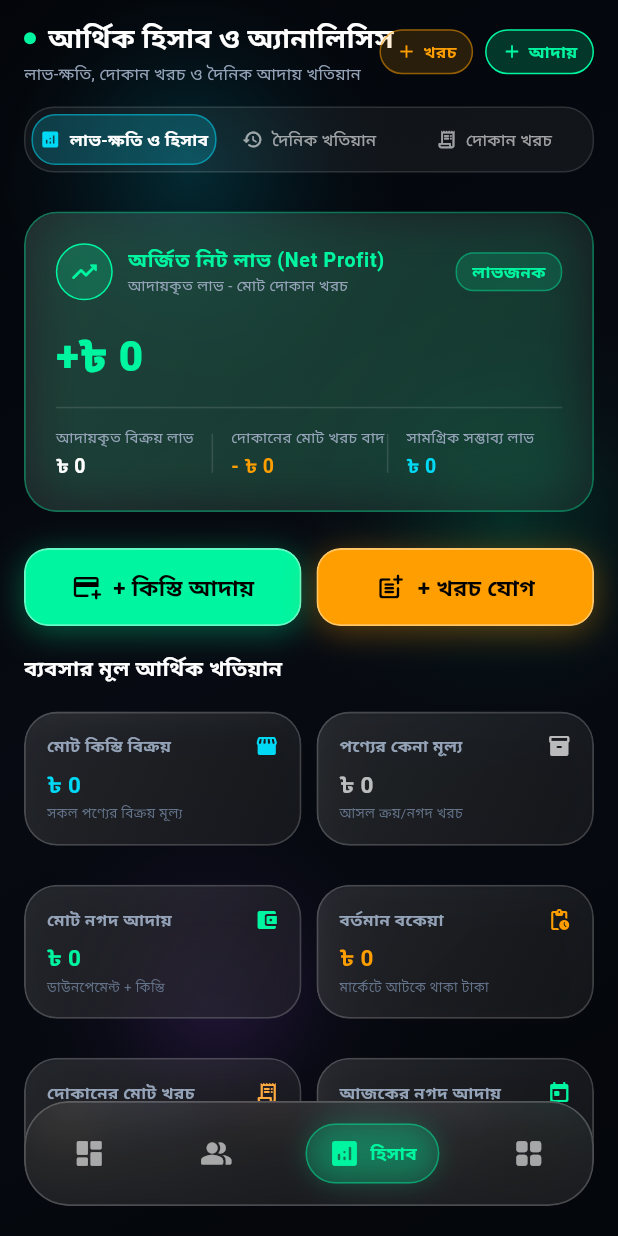
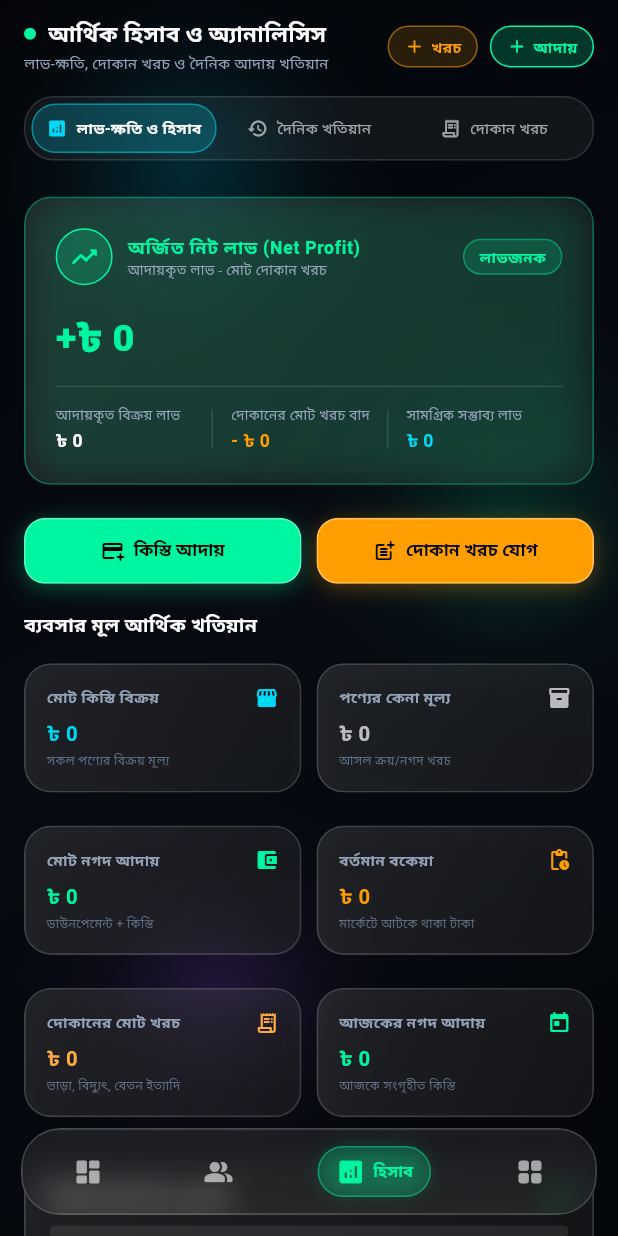
Before and after one commit to shahin0964/Kisti, a Flutter app: the screen it shows after launch, item 3 of the bottom bar chosen, on a phone screen of 412 x 824 dp. Run offline on Flutter 3.47's test engine with Material 3 defaults, Android fonts, the phone set to English and light mode, and no system bars; our stand-ins replace shared_preferences; accounts and stored records are empty; network calls fail.

Commit message:
Feat: 60 FPS display mode, compact DPI scaling, fixed text overflow and button padding (v1.0.6)

```diff
--- a/lib/main.dart
+++ b/lib/main.dart
@@ -36,6 +36,16 @@ class KistiApp extends StatelessWidget {
           title: 'Kisti - কিস্তি সেবা',
           debugShowCheckedModeBanner: false,
           theme: LiquidGlassTheme.darkTheme,
+          builder: (context, child) {
+            final mediaQuery = MediaQuery.of(context);
+            // Global compact DPI scaling for edge-to-edge perfect fit on mobile displays
+            return MediaQuery(
+              data: mediaQuery.copyWith(
+                textScaler: const TextScaler.linear(0.90),
+              ),
+              child: child!,
+            );
+          },
           home: storage.isLoaded
               ? MainScreen(storage: storage)
               : const Scaffold(
--- a/lib/screens/collection_screen.dart
+++ b/lib/screens/collection_screen.dart
@@ -865,7 +865,7 @@ class _CollectionScreenState extends State<CollectionScreen> {
                       'আর্থিক হিসাব ও অ্যানালিসিস',
                       style: TextStyle(
                         color: Colors.white,
-                        fontSize: 18,
+                        fontSize: 16,
                         fontWeight: FontWeight.bold,
                       ),
                     ),
@@ -1192,7 +1192,7 @@ class _CollectionScreenState extends State<CollectionScreen> {
           children: [
             Expanded(
               child: LiquidGlassButton(
-                text: '+ কিস্তি আদায়',
+                text: 'কিস্তি আদায়',
                 icon: Icons.add_card_rounded,
                 glowColor: LiquidGlassTheme.neonEmerald,
                 onPressed: () => _showCollectSheet(),
@@ -1201,7 +1201,7 @@ class _CollectionScreenState extends State<CollectionScreen> {
             const SizedBox(width: 10),
             Expanded(
               child: LiquidGlassButton(
-                text: '+ খরচ যোগ',
+                text: 'দোকান খরচ যোগ',
                 icon: Icons.post_add_rounded,
                 glowColor: LiquidGlassTheme.sunsetAmber,
                 onPressed: _showAddExpenseSheet,
@@ -1805,10 +1805,10 @@ class _CollectionScreenState extends State<CollectionScreen> {
                 ],
               ),
               LiquidGlassButton(
-                text: '+ খরচ লিখুন',
+                text: 'খরচ লিখুন',
                 icon: Icons.add,
                 glowColor: LiquidGlassTheme.sunsetAmber,
-                padding: const EdgeInsets.symmetric(horizontal: 14, vertical: 10),
+                padding: const EdgeInsets.symmetric(horizontal: 14, vertical: 8),
                 onPressed: _showAddExpenseSheet,
               ),
             ],
--- a/lib/screens/main_screen.dart
+++ b/lib/screens/main_screen.dart
@@ -66,27 +66,27 @@ class _MainScreenState extends State<MainScreen> {
 
             // Floating Liquid Glass Navigation Bar
             Positioned(
-              left: 16,
-              right: 16,
-              bottom: 20,
+              left: 14,
+              right: 14,
+              bottom: 14,
               child: ClipRRect(
-                borderRadius: BorderRadius.circular(30),
+                borderRadius: BorderRadius.circular(26),
                 child: BackdropFilter(
-                  filter: ImageFilter.blur(sigmaX: 20, sigmaY: 20),
+                  filter: ImageFilter.blur(sigmaX: 10, sigmaY: 10),
                   child: Container(
-                    height: 70,
+                    height: 58,
                     decoration: BoxDecoration(
                       color: Colors.white.withOpacity(0.08),
-                      borderRadius: BorderRadius.circular(30),
+                      borderRadius: BorderRadius.circular(26),
                       border: Border.all(
-                        color: Colors.white.withOpacity(0.20),
-                        width: 1.2,
+                        color: Colors.white.withOpacity(0.18),
+                        width: 1.1,
                       ),
                       boxShadow: [
                         BoxShadow(
-                          color: Colors.black.withOpacity(0.4),
-                          blurRadius: 30,
-                          offset: const Offset(0, 10),
+                          color: Colors.black.withOpacity(0.35),
+                          blurRadius: 20,
+                          offset: const Offset(0, 8),
                         ),
                       ],
                     ),
@@ -124,13 +124,13 @@ class _MainScreenState extends State<MainScreen> {
       },
       behavior: HitTestBehavior.opaque,
       child: AnimatedContainer(
-        duration: const Duration(milliseconds: 250),
-        padding: const EdgeInsets.symmetric(horizontal: 14, vertical: 8),
+        duration: const Duration(milliseconds: 200),
+        padding: const EdgeInsets.symmetric(horizontal: 11, vertical: 6),
         decoration: BoxDecoration(
           color: isSelected
               ? LiquidGlassTheme.neonEmerald.withOpacity(0.18)
               : Colors.transparent,
-          borderRadius: BorderRadius.circular(22),
+          borderRadius: BorderRadius.circular(20),
           border: isSelected
               ? Border.all(
                   color: LiquidGlassTheme.neonEmerald.withOpacity(0.45),
@@ -140,8 +140,8 @@ class _MainScreenState extends State<MainScreen> {
           boxShadow: isSelected
               ? LiquidGlassTheme.neonGlow(
                   LiquidGlassTheme.neonEmerald,
-                  intensity: 0.25,
-                  blur: 14,
+                  intensity: 0.22,
+                  blur: 10,
                 )
               : null,
         ),
@@ -150,18 +150,18 @@ class _MainScreenState extends State<MainScreen> {
           children: [
             Icon(
               icon,
-              size: 22,
+              size: 20,
               color: isSelected ? LiquidGlassTheme.neonEmerald : Colors.white60,
             ),
             if (isSelected) ...[
-              const SizedBox(width: 6),
+              const SizedBox(width: 5),
               Text(
                 label,
                 style: const TextStyle(
                   color: LiquidGlassTheme.neonEmerald,
-                  fontSize: 12,
+                  fontSize: 11.5,
                   fontWeight: FontWeight.bold,
-                  letterSpacing: 0.2,
+                  letterSpacing: 0.1,
                 ),
               ),
             ],
--- a/lib/theme/liquid_glass_theme.dart
+++ b/lib/theme/liquid_glass_theme.dart
@@ -15,8 +15,8 @@ class LiquidGlassTheme {
   static const Color sunsetAmber = Color(0xFFFF9E00);
   static const Color bgSurfaceElevated = Color(0xFF111A2E);
 
-  // Glassmorphic Opacities
-  static const double glassBlur = 18.0;
+  // Glassmorphic Opacities (Optimized for 60 FPS performance)
+  static const double glassBlur = 10.0;
   static final Color glassFill = Colors.white.withOpacity(0.06);
   static final Color glassFillLighter = Colors.white.withOpacity(0.10);
   static final Color glassBorder = Colors.white.withOpacity(0.18);
@@ -28,7 +28,7 @@ class LiquidGlassTheme {
   static const Color textMuted = Color(0xFF64748B);
 
   // Box Shadows for Neon Glow
-  static List<BoxShadow> neonGlow(Color color, {double intensity = 0.3, double blur = 20.0}) {
+  static List<BoxShadow> neonGlow(Color color, {double intensity = 0.25, double blur = 14.0}) {
     return [
       BoxShadow(
         color: color.withOpacity(intensity),
@@ -42,8 +42,8 @@ class LiquidGlassTheme {
     return [
       BoxShadow(
         color: Colors.black.withOpacity(0.35),
-        blurRadius: 24,
-        offset: const Offset(0, 10),
+        blurRadius: 16,
+        offset: const Offset(0, 6),
       ),
       BoxShadow(
         color: Colors.white.withOpacity(0.03),
@@ -67,27 +67,27 @@ class LiquidGlassTheme {
       textTheme: const TextTheme(
         headlineLarge: TextStyle(
           color: textPrimary,
-          fontSize: 28,
+          fontSize: 24,
           fontWeight: FontWeight.bold,
           letterSpacing: -0.5,
         ),
         headlineMedium: TextStyle(
           color: textPrimary,
-          fontSize: 22,
+          fontSize: 20,
           fontWeight: FontWeight.w700,
         ),
         titleLarge: TextStyle(
           color: textPrimary,
-          fontSize: 18,
+          fontSize: 16,
           fontWeight: FontWeight.w600,
         ),
         bodyLarge: TextStyle(
           color: textPrimary,
-          fontSize: 15,
+          fontSize: 14,
         ),
         bodyMedium: TextStyle(
           color: textSecondary,
-          fontSize: 13,
+          fontSize: 12,
         ),
       ),
     );
--- a/lib/widgets/liquid_glass.dart
+++ b/lib/widgets/liquid_glass.dart
@@ -146,7 +146,7 @@ class LiquidGlassCard extends StatelessWidget {
     required this.child,
     this.padding,
     this.margin,
-    this.borderRadius = 22.0,
+    this.borderRadius = 18.0,
     this.glowColor,
     this.blur = LiquidGlassTheme.glassBlur,
     this.onTap,
@@ -156,29 +156,29 @@ class LiquidGlassCard extends StatelessWidget {
   @override
   Widget build(BuildContext context) {
     Widget cardContent = Container(
-      padding: padding ?? const EdgeInsets.all(18),
+      padding: padding ?? const EdgeInsets.all(14),
       decoration: BoxDecoration(
         borderRadius: BorderRadius.circular(borderRadius),
         gradient: LinearGradient(
           begin: Alignment.topLeft,
           end: Alignment.bottomRight,
           colors: [
-            customGlassColor ?? Colors.white.withOpacity(0.09),
+            customGlassColor ?? Colors.white.withOpacity(0.08),
             customGlassColor?.withOpacity(0.5) ?? Colors.white.withOpacity(0.03),
           ],
         ),
         border: Border.all(
-          width: 1.2,
+          width: 1.1,
           color: glowColor != null
               ? glowColor!.withOpacity(0.35)
-              : Colors.white.withOpacity(0.18),
+              : Colors.white.withOpacity(0.16),
         ),
         boxShadow: [
           ...LiquidGlassTheme.glassShadow(),
           if (glowColor != null)
             BoxShadow(
               color: glowColor!.withOpacity(0.15),
-              blurRadius: 28,
+              blurRadius: 18,
               spreadRadius: -4,
             ),
         ],
@@ -187,7 +187,7 @@ class LiquidGlassCard extends StatelessWidget {
     );
 
     return Container(
-      margin: margin ?? const EdgeInsets.symmetric(vertical: 8),
+      margin: margin ?? const EdgeInsets.symmetric(vertical: 6),
       child: ClipRRect(
         borderRadius: BorderRadius.circular(borderRadius),
         child: BackdropFilter(
@@ -229,7 +229,7 @@ class LiquidButton extends StatelessWidget {
     required this.onPressed,
     this.glowColor = LiquidGlassTheme.neonEmerald,
     this.isSecondary = false,
-    this.height = 52.0,
+    this.height = 44.0,
     this.width,
     this.padding,
   });
@@ -240,35 +240,33 @@ class LiquidButton extends StatelessWidget {
       height: height,
       width: width,
       decoration: BoxDecoration(
-        borderRadius: BorderRadius.circular(16),
+        borderRadius: BorderRadius.circular(14),
         boxShadow: isSecondary
             ? []
             : [
                 BoxShadow(
-                  color: glowColor.withOpacity(0.35),
-                  blurRadius: 18,
-                  offset: const Offset(0, 4),
+                  color: glowColor.withOpacity(0.30),
+                  blurRadius: 12,
+                  offset: const Offset(0, 3),
                 ),
               ],
       ),
       child: ClipRRect(
-        borderRadius: BorderRadius.circular(16),
-        child: BackdropFilter(
-          filter: ImageFilter.blur(sigmaX: 10, sigmaY: 10),
+        borderRadius: BorderRadius.circular(14),
         child: Material(
           color: Colors.transparent,
           child: InkWell(
             onTap: onPressed,
-              borderRadius: BorderRadius.circular(16),
+            borderRadius: BorderRadius.circular(14),
             child: Container(
-                padding: padding ?? const EdgeInsets.symmetric(horizontal: 20),
+              padding: padding ?? const EdgeInsets.symmetric(horizontal: 14, vertical: 6),
               decoration: BoxDecoration(
-                  borderRadius: BorderRadius.circular(16),
+                borderRadius: BorderRadius.circular(14),
                 gradient: isSecondary
                     ? LinearGradient(
                         colors: [
-                            Colors.white.withOpacity(0.08),
-                            Colors.white.withOpacity(0.03),
+                          Colors.white.withOpacity(0.09),
+                          Colors.white.withOpacity(0.04),
                         ],
                       )
                     : LinearGradient(
@@ -279,9 +277,9 @@ class LiquidButton extends StatelessWidget {
                       ),
                 border: Border.all(
                   color: isSecondary
-                        ? Colors.white.withOpacity(0.2)
-                        : Colors.white.withOpacity(0.4),
-                    width: 1.2,
+                      ? Colors.white.withOpacity(0.18)
+                      : Colors.white.withOpacity(0.35),
+                  width: 1.1,
                 ),
               ),
               child: Row(
@@ -291,22 +289,25 @@ class LiquidButton extends StatelessWidget {
                   if (icon != null) ...[
                     Icon(
                       icon,
-                        size: 20,
+                      size: 16,
                       color: isSecondary ? Colors.white : Colors.black,
                     ),
-                      const SizedBox(width: 8),
+                    const SizedBox(width: 6),
                   ],
-                    Text(
+                  Flexible(
+                    child: Text(
                       text,
+                      overflow: TextOverflow.ellipsis,
+                      maxLines: 1,
                       style: TextStyle(
                         color: isSecondary ? Colors.white : Colors.black,
                         fontWeight: FontWeight.w700,
-                        fontSize: 15,
-                        letterSpacing: 0.2,
+                        fontSize: 12.5,
+                        letterSpacing: 0.1,
+                      ),
                     ),
                   ),
                 ],
-                ),
               ),
             ),
           ),
--- a/pubspec.yaml
+++ b/pubspec.yaml
@@ -16,7 +16,7 @@ publish_to: 'none' # Remove this line if you wish to publish to pub.dev
 # https://developer.apple.com/library/archive/documentation/General/Reference/InfoPlistKeyReference/Articles/CoreFoundationKeys.html
 # In Windows, build-name is used as the major, minor, and patch parts
 # of the product and file versions while build-number is used as the build suffix.
-version: 1.0.5+6
+version: 1.0.6+7
 
 environment:
   sdk: ^3.13.7
```
Also changed, not shown: lib/screens/more_screen.dart (+35 -34 lines), lib/services/ota_update_service.dart (+9 -11 lines), 2 other files. Lines whose indentation alone changed are shown as unchanged.
